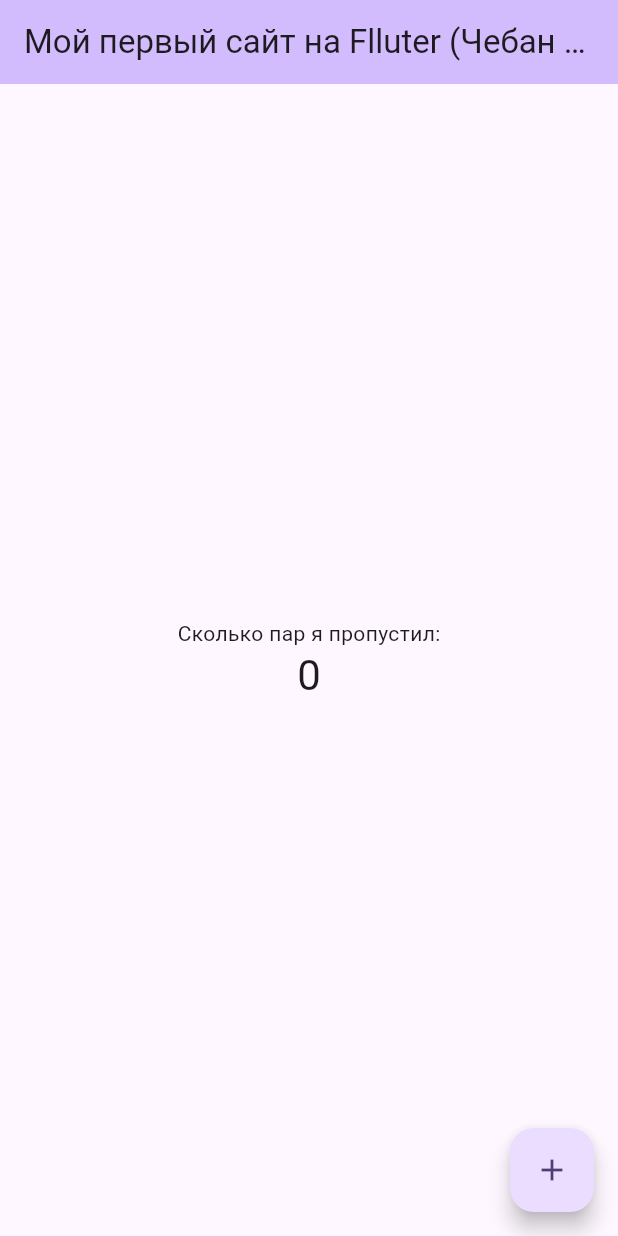
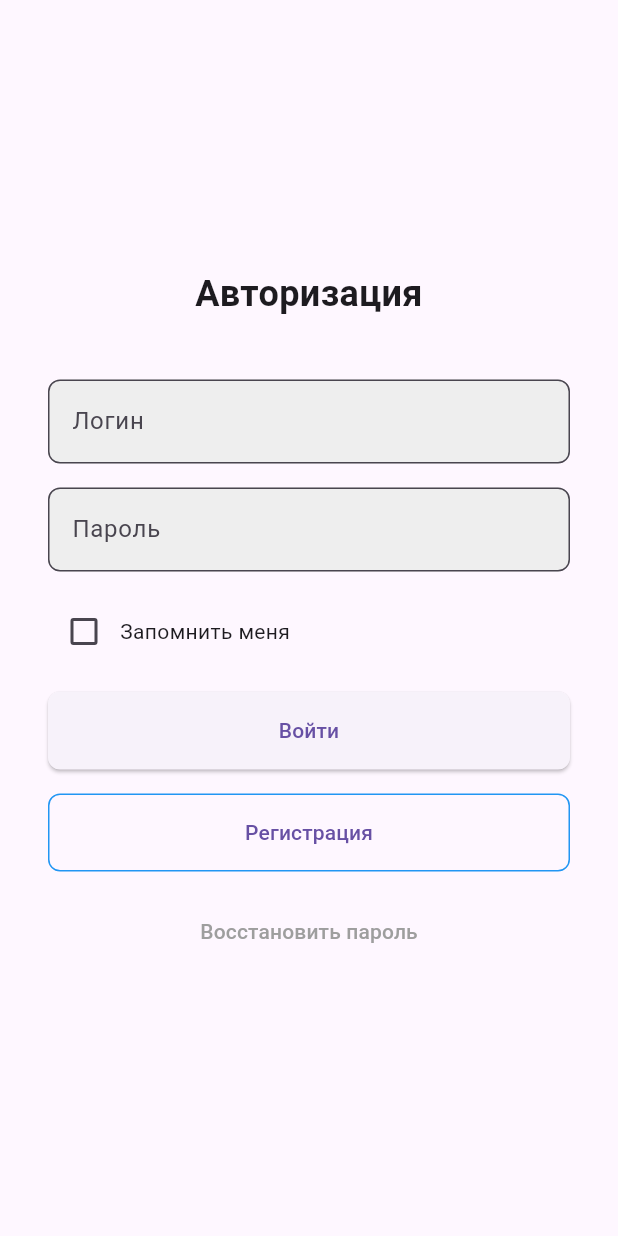
Before and after one commit to LilAz7/pks, a Flutter app: the screen it shows after launch, on a phone screen of 412 x 824 dp. Run offline on Flutter 3.47's test engine with Material 3 defaults, Android fonts, the phone set to English and light mode, and no system bars.

Commit message:
Update main.dart to step_2

```diff
--- a/lib/main.dart
+++ b/lib/main.dart
@@ -1,125 +1,132 @@
 import 'package:flutter/material.dart';
 
 void main() {
-  runApp(const MyApp());
+  runApp(MyApp());
 }
 
 class MyApp extends StatelessWidget {
-  const MyApp({super.key});
+  const MyApp({Key? key}) : super(key: key);
 
-  // This widget is the root of your application.
   @override
   Widget build(BuildContext context) {
     return MaterialApp(
-      title: 'Сайт',
-      theme: ThemeData(
-        // This is the theme of your application.
-        //
-        // TRY THIS: Try running your application with "flutter run". You'll see
-        // the application has a purple toolbar. Then, without quitting the app,
-        // try changing the seedColor in the colorScheme below to Colors.green
-        // and then invoke "hot reload" (save your changes or press the "hot
-        // reload" button in a Flutter-supported IDE, or press "r" if you used
-        // the command line to start the app).
-        //
-        // Notice that the counter didn't reset back to zero; the application
-        // state is not lost during the reload. To reset the state, use hot
-        // restart instead.
-        //
-        // This works for code too, not just values: Most code changes can be
-        // tested with just a hot reload.
-        colorScheme: ColorScheme.fromSeed(seedColor: Colors.deepPurple),
-        useMaterial3: true,
-      ),
-      home: const MyHomePage(title: 'Мой первый сайт на Flluter (Чебан Андрей)'),
+      debugShowCheckedModeBanner: false,
+      home: LoginPage(),
     );
   }
 }
 
-class MyHomePage extends StatefulWidget {
-  const MyHomePage({super.key, required this.title});
-
-  // This widget is the home page of your application. It is stateful, meaning
-  // that it has a State object (defined below) that contains fields that affect
-  // how it looks.
-
-  // This class is the configuration for the state. It holds the values (in this
-  // case the title) provided by the parent (in this case the App widget) and
-  // used by the build method of the State. Fields in a Widget subclass are
-  // always marked "final".
-
-  final String title;
+class LoginPage extends StatefulWidget {
+  const LoginPage({Key? key}) : super(key: key);
 
   @override
-  State<MyHomePage> createState() => _MyHomePageState();
+  _LoginPageState createState() => _LoginPageState();
 }
 
-class _MyHomePageState extends State<MyHomePage> {
-  int _counter = 0;
-
-  void _incrementCounter() {
-    setState(() {
-      // This call to setState tells the Flutter framework that something has
-      // changed in this State, which causes it to rerun the build method below
-      // so that the display can reflect the updated values. If we changed
-      // _counter without calling setState(), then the build method would not be
-      // called again, and so nothing would appear to happen.
-      _counter++;
-    });
-  }
+class _LoginPageState extends State<LoginPage> {
+  bool rememberMe = false;
 
   @override
   Widget build(BuildContext context) {
-    // This method is rerun every time setState is called, for instance as done
-    // by the _incrementCounter method above.
-    //
-    // The Flutter framework has been optimized to make rerunning build methods
-    // fast, so that you can just rebuild anything that needs updating rather
-    // than having to individually change instances of widgets.
     return Scaffold(
-      appBar: AppBar(
-        // TRY THIS: Try changing the color here to a specific color (to
-        // Colors.amber, perhaps?) and trigger a hot reload to see the AppBar
-        // change color while the other colors stay the same.
-        backgroundColor: Theme.of(context).colorScheme.inversePrimary,
-        // Here we take the value from the MyHomePage object that was created by
-        // the App.build method, and use it to set our appbar title.
-        title: Text(widget.title),
-      ),
       body: Center(
-        // Center is a layout widget. It takes a single child and positions it
-        // in the middle of the parent.
-        child: Column(
-          // Column is also a layout widget. It takes a list of children and
-          // arranges them vertically. By default, it sizes itself to fit its
-          // children horizontally, and tries to be as tall as its parent.
-          //
-          // Column has various properties to control how it sizes itself and
-          // how it positions its children. Here we use mainAxisAlignment to
-          // center the children vertically; the main axis here is the vertical
-          // axis because Columns are vertical (the cross axis would be
-          // horizontal).
-          //
-          // TRY THIS: Invoke "debug painting" (choose the "Toggle Debug Paint"
-          // action in the IDE, or press "p" in the console), to see the
-          // wireframe for each widget.
-          mainAxisAlignment: MainAxisAlignment.center,
-          children: <Widget>[
-            const Text(
-              'Cколько пар я пропустил:',
-            ),
-            Text(
-              '$_counter',
-              style: Theme.of(context).textTheme.headlineMedium,
-            ),
-          ],
+        child: SingleChildScrollView(
+          padding: EdgeInsets.symmetric(horizontal: 32.0),
+          child: Column(
+            crossAxisAlignment: CrossAxisAlignment.stretch,
+            children: [
+              Text(
+                'Авторизация',
+                style: TextStyle(
+                  fontSize: 24.0,
+                  fontWeight: FontWeight.bold,
+                ),
+                textAlign: TextAlign.center,
+              ),
+              SizedBox(height: 40.0),
+
+              TextField(
+                decoration: InputDecoration(
+                  labelText: 'Логин',
+                  border: OutlineInputBorder(
+                    borderRadius: BorderRadius.circular(8.0),
+                  ),
+                  filled: true,
+                  fillColor: Colors.grey[200],
+                ),
+              ),
+              SizedBox(height: 16.0),
+
+              TextField(
+                obscureText: true,
+                decoration: InputDecoration(
+                  labelText: 'Пароль',
+                  border: OutlineInputBorder(
+                    borderRadius: BorderRadius.circular(8.0),
+                  ),
+                  filled: true,
+                  fillColor: Colors.grey[200],
+                ),
+              ),
+              SizedBox(height: 16.0),
+
+              Row(
+                children: [
+                  Checkbox(
+                    value: rememberMe,
+                    onChanged: (bool? value) {
+                      setState(() {
+                        rememberMe = value ?? false;
+                      });
+                    },
+                  ),
+                  Text('Запомнить меня'),
+                ],
+              ),
+              SizedBox(height: 16.0),
+
+              ElevatedButton(
+                onPressed: () {
+                  print('Войти нажато');
+                },
+                child: Text('Войти'),
+                style: ElevatedButton.styleFrom(
+                  padding: EdgeInsets.symmetric(vertical: 16.0),
+                  shape: RoundedRectangleBorder(
+                    borderRadius: BorderRadius.circular(8.0),
+                  ),
+                ),
+              ),
+              SizedBox(height: 16.0),
+
+              OutlinedButton(
+                onPressed: () {
+                  print('Регистрация нажата');
+                },
+                child: Text('Регистрация'),
+                style: OutlinedButton.styleFrom(
+                  padding: EdgeInsets.symmetric(vertical: 16.0),
+                  shape: RoundedRectangleBorder(
+                    borderRadius: BorderRadius.circular(8.0),
+                  ),
+                  side: BorderSide(color: Colors.blue),
+                ),
+              ),
+              SizedBox(height: 16.0),
+
+              TextButton(
+                onPressed: () {
+                  print('Восстановить пароль нажато');
+                },
+                child: Text(
+                  'Восстановить пароль',
+                  style: TextStyle(color: Colors.grey),
+                ),
+              ),
+            ],
+          ),
         ),
       ),
-      floatingActionButton: FloatingActionButton(
-        onPressed: _incrementCounter,
-        tooltip: 'Нажать',
-        child: const Icon(Icons.add),
-      ), // This trailing comma makes auto-formatting nicer for build methods.
     );
   }
 }
```
